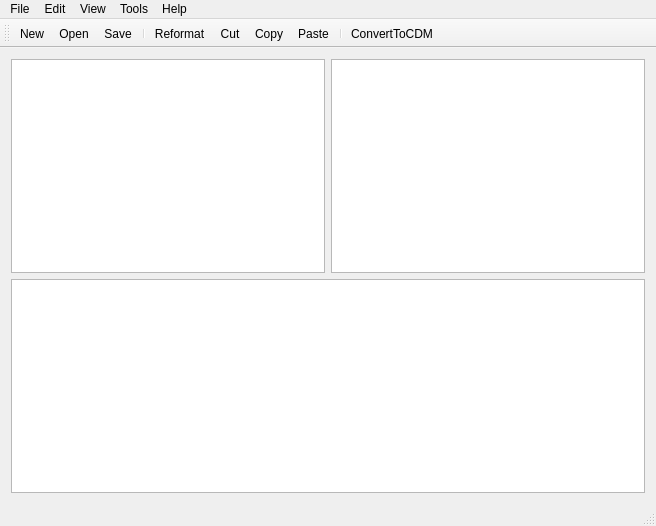
Before: the Qt Designer form MetaAssembler/MetaAssembler.ui in kristijanzrno/MetaAssemblerQT, drawn with Qt 5.
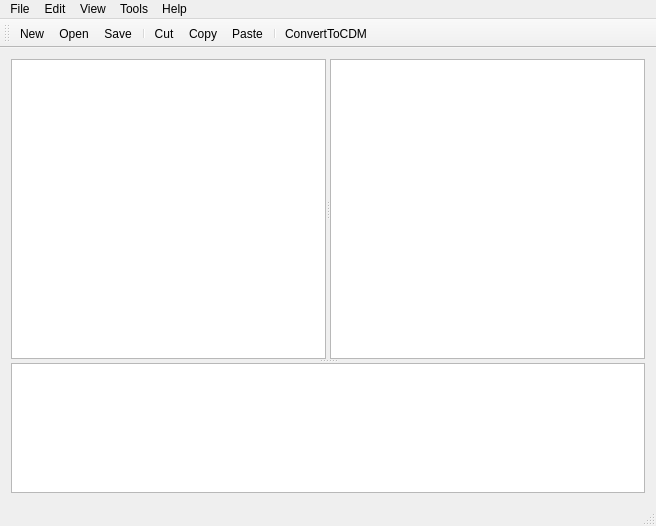
After: the same form once the commit is applied. Icons and pictures are not drawn.

```diff
--- a/MetaAssembler/MetaAssembler.ui
+++ b/MetaAssembler/MetaAssembler.ui
@@ -20,22 +20,49 @@
    <string>MetaAssembler</string>
   </property>
   <widget class="QWidget" name="centralWidget">
-   <layout class="QVBoxLayout" name="verticalLayout_3">
+   <layout class="QHBoxLayout" name="horizontalLayout">
     <item>
-     <layout class="QHBoxLayout" name="horizontalLayout">
-      <item>
-       <widget class="QTextEdit" name="textEdit"/>
-      </item>
-      <item>
-       <widget class="QTableView" name="tableView"/>
-      </item>
-     </layout>
-    </item>
-    <item>
-     <widget class="QTextEdit" name="statusText">
-      <property name="readOnly">
-       <bool>true</bool>
+     <widget class="QSplitter" name="splitter_2">
+      <property name="orientation">
+       <enum>Qt::Vertical</enum>
       </property>
+      <widget class="QSplitter" name="splitter">
+       <property name="minimumSize">
+        <size>
+         <width>0</width>
+         <height>0</height>
+        </size>
+       </property>
+       <property name="orientation">
+        <enum>Qt::Horizontal</enum>
+       </property>
+       <widget class="QTextEdit" name="textEdit"/>
+       <widget class="QTableView" name="tableView">
+        <property name="enabled">
+         <bool>true</bool>
+        </property>
+        <property name="editTriggers">
+         <set>QAbstractItemView::NoEditTriggers</set>
+        </property>
+       </widget>
+      </widget>
+      <widget class="QTextEdit" name="statusText">
+       <property name="minimumSize">
+        <size>
+         <width>0</width>
+         <height>130</height>
+        </size>
+       </property>
+       <property name="maximumSize">
+        <size>
+         <width>16777215</width>
+         <height>130</height>
+        </size>
+       </property>
+       <property name="readOnly">
+        <bool>true</bool>
+       </property>
+      </widget>
      </widget>
     </item>
    </layout>
@@ -116,7 +143,6 @@
    <addaction name="actionToolbarOpen"/>
    <addaction name="actionToolbarSave"/>
    <addaction name="separator"/>
-   <addaction name="actionToolbarReformat"/>
    <addaction name="actionToolbarCut"/>
    <addaction name="actionToolbarCopy"/>
    <addaction name="actionToolbarPaste"/>
```
Left out of the diff: 14 changed lines with no effect on the pictures.
